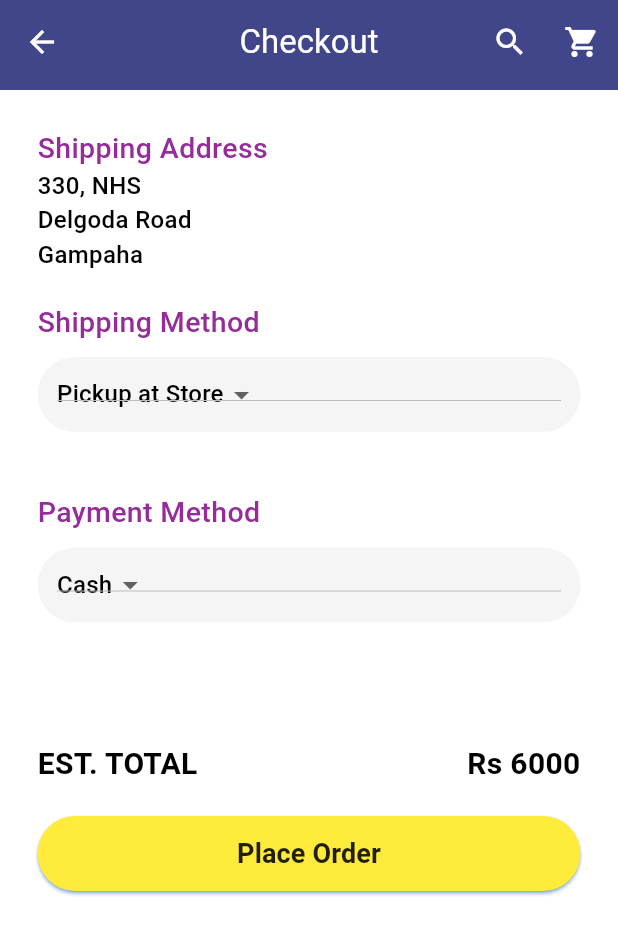
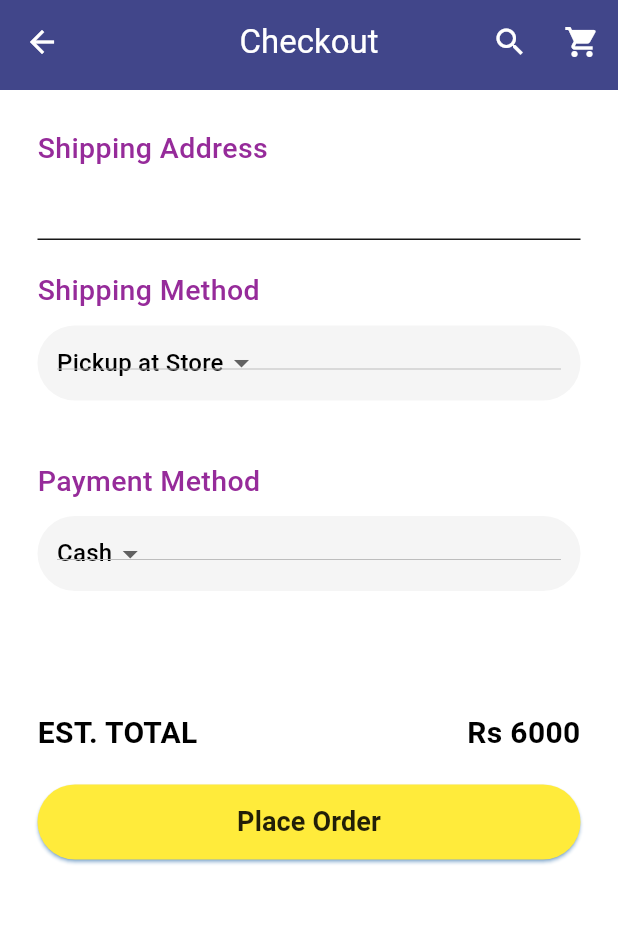
Before and after one commit to Dinethchathurya/luccelo_app_flutter, a Flutter app: the Checkout screen opened by its route, on a phone screen of 412 x 824 dp. Shown: the top 935 px of the screen. Run offline on Flutter 3.47's test engine with Material 3 defaults, Android fonts, the light colour scheme and no system bars; our stand-ins replace cloud_firestore, firebase_auth, firebase_core; accounts and stored records are empty.

Commit message:
do some changes

```diff
--- a/lib/myapp/screen/checkout_page.dart
+++ b/lib/myapp/screen/checkout_page.dart
@@ -23,6 +23,8 @@ class _CheckoutState extends State<Checkout> {
   ];
   String SelectedPaymentMethod = 'Cash';
 
+  late String address;
+
   @override
   Widget build(BuildContext context) {
     return Scaffold(
@@ -32,7 +34,8 @@ class _CheckoutState extends State<Checkout> {
           name: 'Checkout',
         ),
       ),
-      body: Padding(
+      body: SingleChildScrollView(
+        child: Padding(
           padding: const EdgeInsets.all(25.0),
           child: Column(
             crossAxisAlignment: CrossAxisAlignment.start,
@@ -47,26 +50,22 @@ class _CheckoutState extends State<Checkout> {
                         fontWeight: FontWeight.w500,
                         color: Theme.of(context).colorScheme.primary),
                   ),
-                Text(
-                  '330, NHS',
-                  style: TextStyle(
-                    fontSize: 16,
-                    fontWeight: FontWeight.w500,
-                  ),
-                ),
-                Text(
-                  'Delgoda Road',
-                  style: TextStyle(
-                    fontSize: 16,
-                    fontWeight: FontWeight.w500,
-                  ),
-                ),
-                Text(
-                  'Gampaha',
-                  style: TextStyle(
-                    fontSize: 16,
-                    fontWeight: FontWeight.w500,
-                  ),
+                  TextFormField(
+                    keyboardType: TextInputType.visiblePassword,
+                    onChanged: (String value) {
+                      address = value;
+                    },
+                    validator: (value) {
+                      if (value == null || value.isEmpty) {
+                        return "Enter your address";
+                      }
+                      String emailRegExp = r'^[\w-\.]+@([\w-]+\.)+[\w-]{2,4}$';
+                      RegExp regExp = RegExp(emailRegExp);
+                      if (!regExp.hasMatch(value)) {
+                        return "Enter a valid address";
+                      }
+                      return null;
+                    },
                   ),
                 ],
               ),
@@ -95,7 +94,8 @@ class _CheckoutState extends State<Checkout> {
                         width: double.infinity,
                         decoration: BoxDecoration(
                           color: CupertinoColors.inactiveGray.withOpacity(0.1),
-                          borderRadius: BorderRadius.circular(100)),
+                          borderRadius: BorderRadius.circular(100),
+                        ),
                         child: Padding(
                           padding: const EdgeInsets.all(13.0),
                           child: DropdownButton<String>(
@@ -137,7 +137,8 @@ class _CheckoutState extends State<Checkout> {
                         height: 50,
                         width: double.infinity,
                         decoration: BoxDecoration(
-                          color: CupertinoColors.inactiveGray.withOpacity(0.1),
+                            color:
+                                CupertinoColors.inactiveGray.withOpacity(0.1),
                             borderRadius: BorderRadius.circular(100)),
                         child: Padding(
                           padding: const EdgeInsets.all(13.0),
@@ -168,7 +169,6 @@ class _CheckoutState extends State<Checkout> {
                   Row(
                     mainAxisAlignment: MainAxisAlignment.spaceBetween,
                     children: [
-
                       Text(
                         'EST. TOTAL',
                         style: TextStyle(
@@ -187,8 +187,6 @@ class _CheckoutState extends State<Checkout> {
                   ),
                   SizedBox(height: 20),
                   ElevatedButton(
-
-
                     onPressed: () {
                       // Button pressed action
                     },
@@ -199,17 +197,16 @@ class _CheckoutState extends State<Checkout> {
                           fontSize: 18,
                           fontWeight: FontWeight.w700),
                     ),
-
                     style: ElevatedButton.styleFrom(
                         fixedSize: Size(1000, 50),
-                      backgroundColor: Colors.yellow
-                  ),
+                        backgroundColor: Colors.yellow),
                   ),
                 ],
               )
             ],
           ),
         ),
+      ),
     );
   }
 }
```
Also changed, not shown: lib/main.dart (+1 -10 lines), lib/myapp/screen/cart_page.dart (+3 -11 lines), lib/myapp/widgets/cart_list_card.dart (+8 -22 lines), lib/myapp/widgets/product_list_card.dart (+14 -1 lines), assets/final new images/hh.jpg (renamed from assets/final new images/Pearl Tree (RS 900).jpg). Lines whose indentation alone changed are shown as unchanged.
